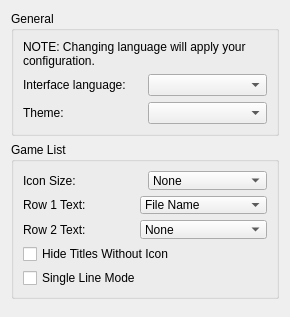
Above: src/citra_qt/configuration/configure_ui.ui from rtiangha/bravely-offline-citra before the change. Below: the same form after it.
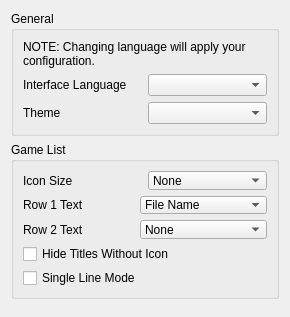
That is the form after the change.

Commit message: configure_ui.ui: Copyedit pass

What changed in the file:
```diff
--- a/src/citra_qt/configuration/configure_ui.ui
+++ b/src/citra_qt/configuration/configure_ui.ui
@@ -37,7 +37,7 @@
           <item>
            <widget class="QLabel" name="language_label">
             <property name="text">
-             <string>Interface language:</string>
+             <string>Interface Language</string>
             </property>
            </widget>
           </item>
@@ -51,7 +51,7 @@
           <item>
            <widget class="QLabel" name="theme_label">
             <property name="text">
-             <string>Theme:</string>
+             <string>Theme</string>
             </property>
            </widget>
           </item>
@@ -78,7 +78,7 @@
           <item>
            <widget class="QLabel" name="icon_size_label">
             <property name="text">
-             <string>Icon Size:</string>
+             <string>Icon Size</string>
             </property>
            </widget>
           </item>
@@ -108,7 +108,7 @@
           <item>
            <widget class="QLabel" name="row_1_text_label">
             <property name="text">
-             <string>Row 1 Text:</string>
+             <string>Row 1 Text</string>
             </property>
            </widget>
           </item>
@@ -148,7 +148,7 @@
           <item>
            <widget class="QLabel" name="row_2_text_label">
             <property name="text">
-             <string>Row 2 Text:</string>
+             <string>Row 2 Text</string>
             </property>
            </widget>
           </item>
```
